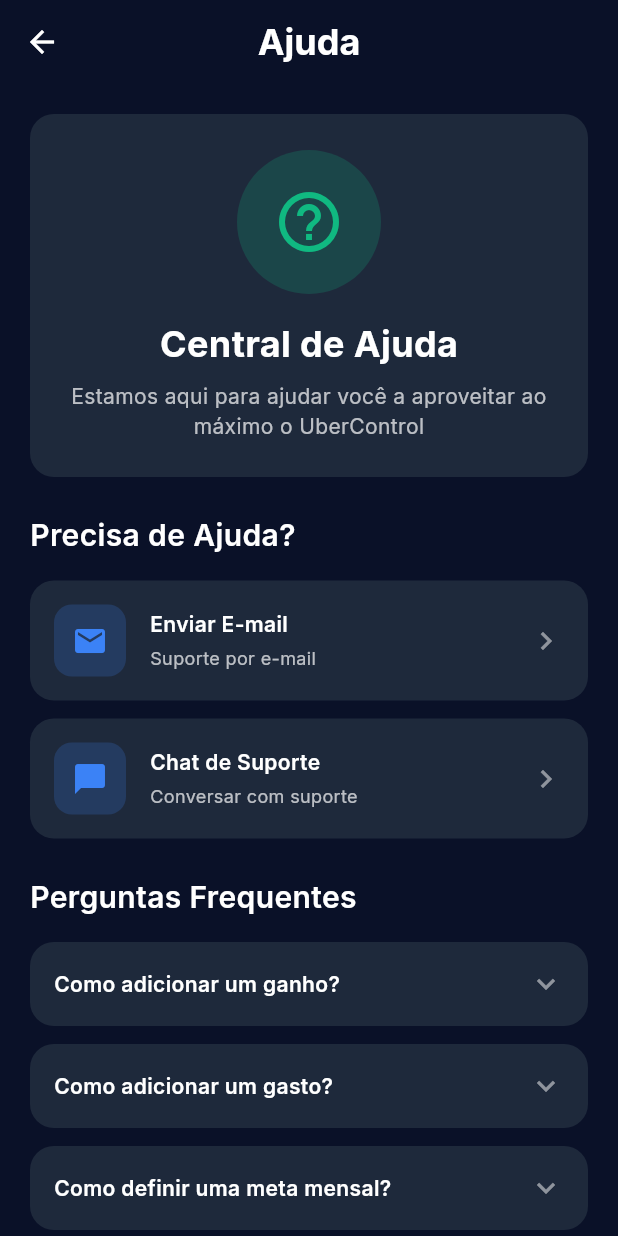
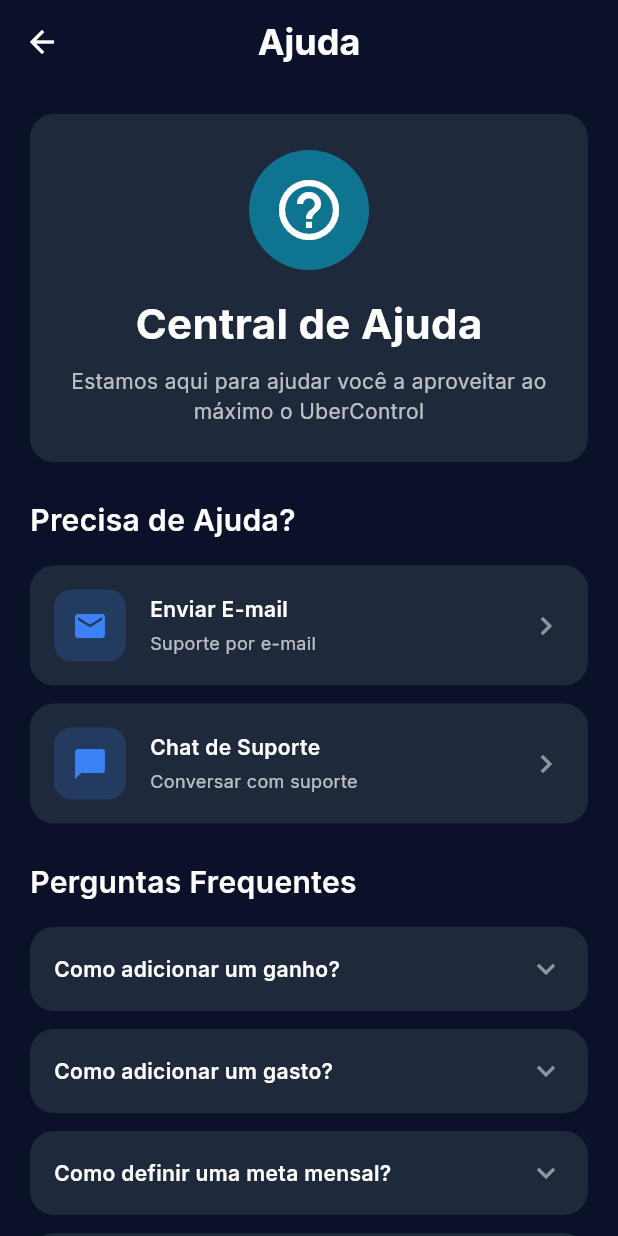
Before and after one commit to tallesdss/gestaodecontauber, a Flutter app: the HelpScreen screen opened by its route, on a phone screen of 412 x 824 dp. Run offline on Flutter 3.47's test engine with Material 3 defaults, Android fonts, the phone set to English and light mode, and no system bars; our stand-ins replace fl_chart, go_router, google_fonts, mask_text_input_formatter, shared_preferences; accounts and stored records are empty.

Commit message:
Refactor widget decorations to use const constructors for improved performance and consistency; update icon and spacing usages across various dialog and screen components.

```diff
--- a/lib/core/widgets/app_confirm_dialog.dart
+++ b/lib/core/widgets/app_confirm_dialog.dart
@@ -45,7 +45,7 @@
                 },
               ),
             ),
-            SizedBox(width: AppSpacing.md),
+            const SizedBox(width: AppSpacing.md),
             Expanded(
               child: AppButton(
                 text: confirmText,
--- a/lib/core/widgets/app_dialogs.dart
+++ b/lib/core/widgets/app_dialogs.dart
@@ -1,4 +1,4 @@
-/// Arquivo de exportação centralizado para todos os dialogs e modais
+// Arquivo de exportação centralizado para todos os dialogs e modais
 export 'app_dialog.dart';
 export 'app_confirm_dialog.dart';
 export 'app_success_dialog.dart';
--- a/lib/core/widgets/app_error_dialog.dart
+++ b/lib/core/widgets/app_error_dialog.dart
@@ -40,7 +40,7 @@
             },
             width: double.infinity,
           ),
-          SizedBox(height: AppSpacing.md),
+          const SizedBox(height: AppSpacing.md),
         ],
         AppButton(
           text: closeText,
--- a/lib/features/backup/backup_screen.dart
+++ b/lib/features/backup/backup_screen.dart
@@ -114,7 +114,7 @@
       ),
     );
 
-    if (confirmed == true) {
+    if (confirmed == true && mounted) {
       // TODO: Implementar lógica de restauração
       _showSnackBar(context, 'Funcionalidade de restauração em desenvolvimento');
     }
@@ -330,7 +330,7 @@
       padding: AppSpacing.paddingLG,
       child: Row(
         children: [
-          Icon(
+          const Icon(
             Icons.info_outline,
             color: AppColors.info,
             size: 24,
--- a/lib/features/help/help_screen.dart
+++ b/lib/features/help/help_screen.dart
@@ -165,21 +165,22 @@
       child: Column(
         children: [
           Container(
-            padding: const EdgeInsets.all(AppSpacing.xxl),
-            decoration: BoxDecoration(
-              color: AppColors.primary.withAlpha((0.2 * 255).round()),
+            width: 80,
+            height: 80,
+            decoration: const BoxDecoration(
+              color: Color(0xFF0E7490), // Dark teal background
               shape: BoxShape.circle,
             ),
             child: const Icon(
               Icons.help_outline,
-              color: AppColors.primary,
+              color: AppColors.textPrimary,
               size: 48,
             ),
           ),
           const SizedBox(height: AppSpacing.lg),
           Text(
             'Central de Ajuda',
-            style: AppTypography.h3,
+            style: AppTypography.h2,
           ),
           const SizedBox(height: AppSpacing.sm),
           Text(
@@ -208,12 +209,12 @@
           Container(
             padding: const EdgeInsets.all(AppSpacing.md),
             decoration: BoxDecoration(
-              color: AppColors.accent.withAlpha((0.2 * 255).round()),
+              color: AppColors.info.withAlpha((0.2 * 255).round()),
               borderRadius: AppRadius.borderRadiusMD,
             ),
             child: Icon(
               icon,
-              color: AppColors.accent,
+              color: AppColors.info,
               size: 24,
             ),
           ),
@@ -274,7 +275,7 @@
           ),
           if (isExpanded) ...[
             const SizedBox(height: AppSpacing.md),
-            Divider(color: AppColors.textTertiary),
+            const Divider(color: AppColors.textTertiary),
             const SizedBox(height: AppSpacing.md),
             Text(
               item['answer'] as String,
--- a/lib/features/theme/theme_screen.dart
+++ b/lib/features/theme/theme_screen.dart
@@ -107,7 +107,7 @@
       padding: AppSpacing.paddingLG,
       child: Row(
         children: [
-          Icon(
+          const Icon(
             Icons.info_outline,
             color: AppColors.info,
             size: 24,
@@ -198,7 +198,7 @@
           // Preview de card
           Container(
             padding: AppSpacing.paddingLG,
-            decoration: BoxDecoration(
+            decoration: const BoxDecoration(
               color: AppColors.surface,
               borderRadius: AppRadius.borderRadiusMD,
             ),
@@ -242,7 +242,7 @@
           // Preview de botão
           Container(
             padding: AppSpacing.paddingLG,
-            decoration: BoxDecoration(
+            decoration: const BoxDecoration(
               color: AppColors.primary,
               borderRadius: AppRadius.borderRadiusMD,
             ),
```
Also changed, not shown: lib/core/widgets/app_bottom_sheet.dart (+8 -8 lines), lib/core/widgets/app_dialog.dart (+5 -5 lines), lib/core/widgets/dialogs_examples.dart (+12 -12 lines), lib/features/categories/categories_screen.dart (+4 -4 lines), lib/features/export/export_data_screen.dart (+4 -4 lines), lib/features/notifications/notifications_screen.dart (+4 -4 lines).
